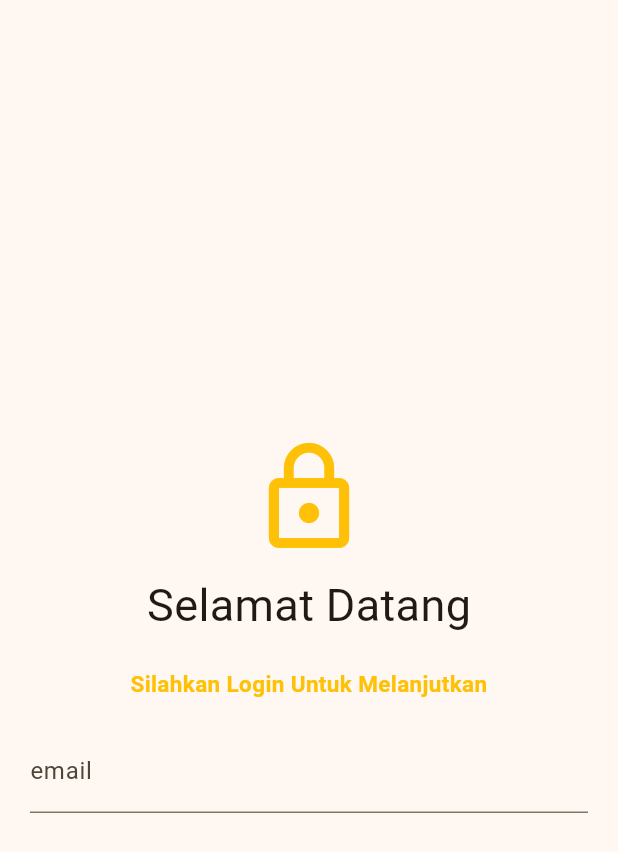
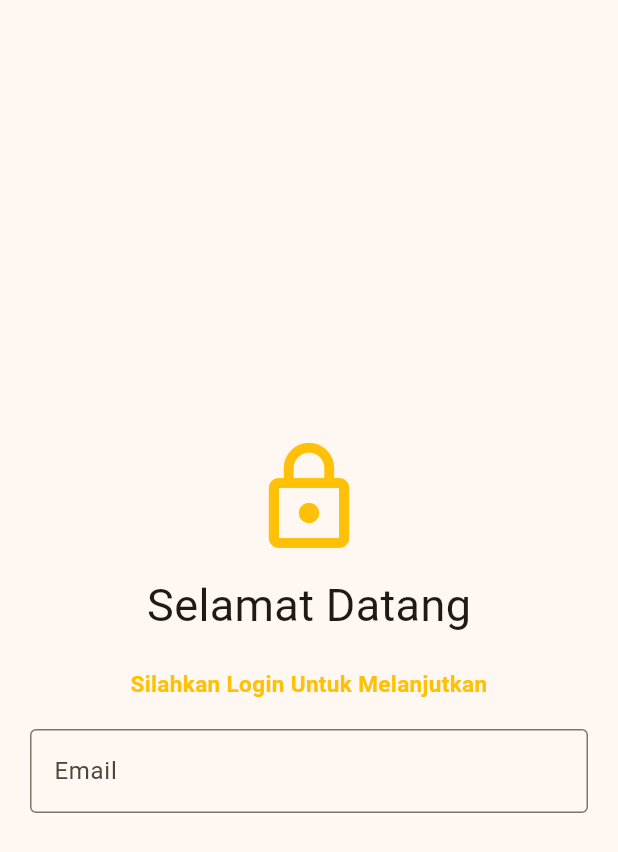
Before and after one commit to sellwia/KB1179-1122140124-UTS, a Flutter app: the Login screen opened directly, on a phone screen of 412 x 824 dp. Shown: the top 852 px of the screen. Run offline on Flutter 3.47's test engine with Material 3 defaults, Android fonts, the phone set to English and light mode, and no system bars.

Commit message:
buat hint text

```diff
--- a/lib/screen/login.dart
+++ b/lib/screen/login.dart
@@ -43,7 +43,11 @@ class Login extends StatelessWidget {
 
           TextField(
             keyboardType: TextInputType.emailAddress,
-            decoration: InputDecoration(labelText: 'email'),
+            decoration: InputDecoration(
+            labelText: 'Email',
+            hintText : 'Masukkan Email Anda',
+            border: OutlineInputBorder(),
+            ),
           ),
 
 
```
